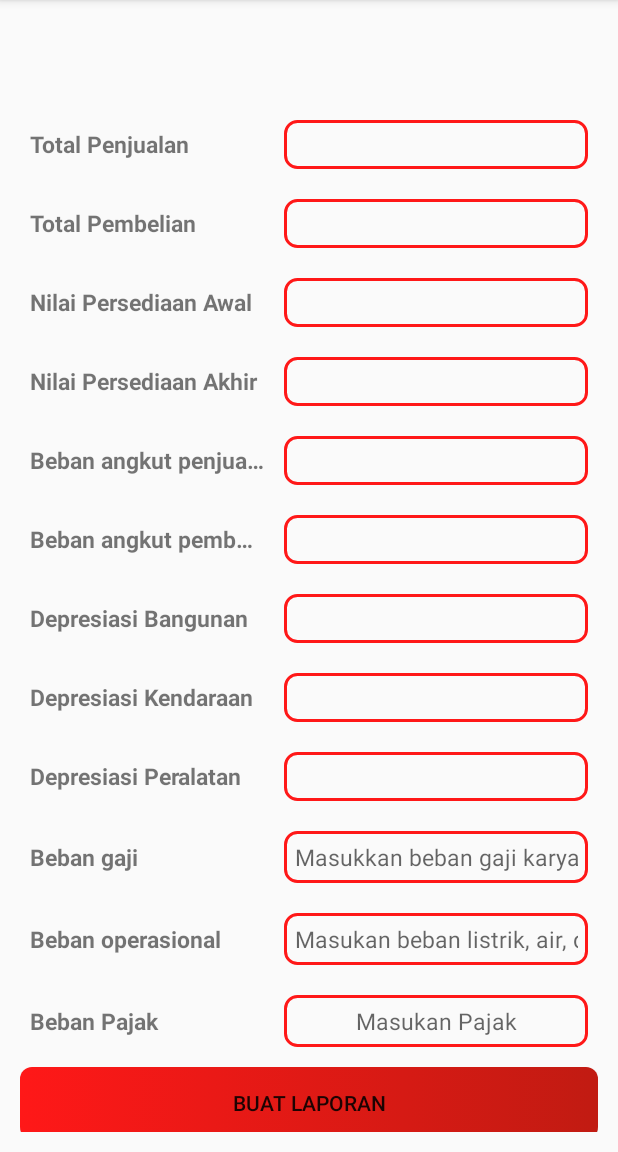
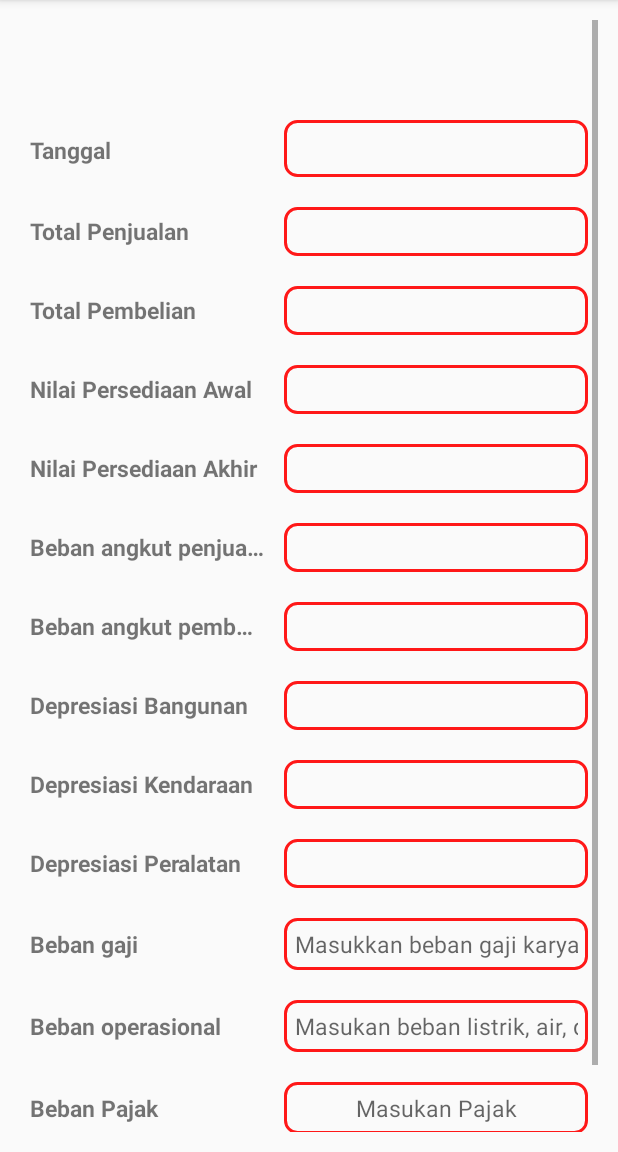
Before and after one commit to hanifabdullah21/BlackSandPOSApp, an Android app: the ReportMonthlyActivity screen opened directly, with no data from a screen before it, on a phone screen of 412 x 824 dp, the part 84-1236 px from its top. Run offline under Robolectric (Android 15) with nearby library versions, the phone set to English and light mode, and no system bars; our stand-ins replace RxJava, sdp/ssp sizes; libraries missing offline, so code that uses them is left out: com.itextpdf.text; network calls fail; 1 statement that could not run was skipped.

Commit message:
version 9

```diff
--- a/app/src/main/java/com/singpaulee/blacksandapp/activities/report/JournalActivity.kt
+++ b/app/src/main/java/com/singpaulee/blacksandapp/activities/report/JournalActivity.kt
@@ -24,6 +24,7 @@ import kotlinx.android.synthetic.main.activity_journal.*
 import org.jetbrains.anko.backgroundDrawable
 import org.jetbrains.anko.padding
 import org.jetbrains.anko.toast
+import java.util.*
 
 class JournalActivity : AppCompatActivity() {
 
@@ -60,6 +61,7 @@ class JournalActivity : AppCompatActivity() {
                 if (it.status?.success as Boolean) {
                     Log.d(TAG, "result list " + it.result?.toString())
                     listJournal = it.result
+                    listJournal?.reverse()
                     setupTable()
                 } else {
                     toast("Gagal mendapatkan riwayat laporan")
--- a/app/src/main/java/com/singpaulee/blacksandapp/activities/report/ReportMonthlyActivity.kt
+++ b/app/src/main/java/com/singpaulee/blacksandapp/activities/report/ReportMonthlyActivity.kt
@@ -147,6 +147,7 @@ class ReportMonthlyActivity : AppCompatActivity() {
         reportJson.addProperty("tanggal", reportDataModel?.tanggal)
         reportJson.addProperty("pembelian", reportDataModel?.pembelian.toString())
         reportJson.addProperty("penjualan", reportDataModel?.penjualan.toString())
+        reportJson.addProperty("tgl", rma_edt_date.text.toString())
         reportJson.add("beban_angkut", JsonParser().parse(jsonTransportLoad).asJsonObject)
         reportJson.add("persediaan", JsonParser().parse(jsonReportStock).asJsonObject)
         reportJson.add("depresiasi", JsonParser().parse(jsonDepreciation).asJsonObject)
--- a/app/src/main/java/com/singpaulee/blacksandapp/activities/transaction/DebtRepaymentActivity.kt
+++ b/app/src/main/java/com/singpaulee/blacksandapp/activities/transaction/DebtRepaymentActivity.kt
@@ -159,7 +159,11 @@ class DebtRepaymentActivity : AppCompatActivity() {
 
         val getListItem: Observable<DebtResultModel>? = RestConfig.retrofit
             .create<ApiInterface>(ApiInterface::class.java)
-            .postRepayment(header, transactionModel?.id!!, dra_edt_debit.text.toString().replace(",", "").toInt(), "")
+            .postRepayment(header,
+                transactionModel?.id!!,
+                dra_edt_debit.text.toString().replace(",", "").toInt(),
+                "",
+                dra_edt_date.text.toString())
 
         getListItem?.subscribeOn(Schedulers.newThread())?.observeOn(AndroidSchedulers.mainThread())
             ?.subscribe({ t: DebtResultModel? ->
--- a/app/src/main/java/com/singpaulee/blacksandapp/activities/transaction/TransactionAddBuyActivity.kt
+++ b/app/src/main/java/com/singpaulee/blacksandapp/activities/transaction/TransactionAddBuyActivity.kt
@@ -286,6 +286,7 @@ class TransactionAddBuyActivity : AppCompatActivity() {
         transansactionJson.addProperty("tanggal_tempo", dateYMD)
         transansactionJson.addProperty("beban_angkut", freightCost)
         transansactionJson.addProperty("lunas", indexPaidOff)
+        transansactionJson.addProperty("tgl", atba_edt_date.text.toString())
         transansactionJson.add("barang", JsonParser().parse(model).asJsonArray)
 
         Log.d(TAG, transansactionJson.toString())
--- a/app/src/main/java/com/singpaulee/blacksandapp/fragment/AddAssetFragment.kt
+++ b/app/src/main/java/com/singpaulee/blacksandapp/fragment/AddAssetFragment.kt
@@ -82,7 +82,8 @@ class AddAssetFragment : Fragment() {
                 rootView.aaf_edt_name.text.toString(),
                 category!!.toLowerCase(),
                 rootView.aaf_edt_price.text.toString().toInt(),
-                age!!
+                age!!,
+                rootView.aaf_edt_date.text.toString()
             )
 
         postAsset.subscribeOn(Schedulers.newThread())
--- a/app/src/main/java/com/singpaulee/blacksandapp/fragment/PriveFragment.kt
+++ b/app/src/main/java/com/singpaulee/blacksandapp/fragment/PriveFragment.kt
@@ -101,8 +101,8 @@ class PriveFragment : Fragment() {
             .postPrive(
                 header,
                 rootView.pf_edt_value.text.toString().toInt(),
-                rootView.pf_edt_information.text.toString()
-//                rootView.pf_edt_date.text.toString()
+                rootView.pf_edt_information.text.toString(),
+                rootView.pf_edt_date.text.toString()
             )
 
         prive.subscribeOn(Schedulers.newThread())
--- a/app/src/main/java/com/singpaulee/blacksandapp/helper/HelperJournalClass.kt
+++ b/app/src/main/java/com/singpaulee/blacksandapp/helper/HelperJournalClass.kt
@@ -34,7 +34,7 @@ class HelperJournalClass() {
             var year = sdf.format(dateFirst)
             monthYear = year+"-"+dateFinal
 
-            if (!list.any{x-> x.date == monthYear}){
+            if (!listJournalDate.any{x-> x.date == monthYear}){
                 var model = JournalModel(date = monthYear, month = month , year = year)
                 listJournalDate.add(model)
             }
--- a/app/src/main/java/com/singpaulee/blacksandapp/rest/ApiInterface.kt
+++ b/app/src/main/java/com/singpaulee/blacksandapp/rest/ApiInterface.kt
@@ -35,8 +35,8 @@ interface ApiInterface {
     fun postPrive(
         @Header("Authorization") header: String,
         @Field("prive") prive: Int,
-        @Field("keterangan") keterangan: String
-//        @Field("tgl") tanggal: String
+        @Field("keterangan") keterangan: String,
+        @Field("tgl") tanggal: String
     ): Observable<FinancialResultModel>
 
     @GET("profil/keuangan")
@@ -54,6 +54,7 @@ interface ApiInterface {
     fun getListJournalByDate(
         @Header("Authorization") header: String,
         @Query("tanggal") date: String
+//        @Query("latest") latest: String
     ): Observable<JournalResultListModel>
 
     /*================================ I T E M ========================================*/
@@ -168,7 +169,8 @@ interface ApiInterface {
         @Header("Authorization") header: String,
         @Path("id") transactionID: Int,
         @Field("nilai") value: Int,
-        @Field("keterangan") information: String
+        @Field("keterangan") information: String,
+        @Field("tgl") tgl: String
     ): Observable<DebtResultModel>
 
     /*================================ A S S E T ========================================*/
@@ -180,7 +182,8 @@ interface ApiInterface {
         @Field("nama") nama: String,
         @Field("kategori") kategori: String,
         @Field("nilai") nilai: Int,
-        @Field("umur") umur: Int
+        @Field("umur") umur: Int,
+        @Field("tgl") tanggal: String
     ): Observable<AssetResultModel>
 
     @GET("asset")
--- a/app/src/main/res/layout/activity_report_monthly.xml
+++ b/app/src/main/res/layout/activity_report_monthly.xml
@@ -25,6 +25,34 @@
             android:layout_height="wrap_content"
             android:textSize="@dimen/_14sdp"
             tools:text="Laporan bulan ini telah dibuat" />
+
+        <LinearLayout
+            android:layout_width="match_parent"
+            android:layout_height="wrap_content"
+            android:layout_marginBottom="@dimen/_10sdp"
+            android:paddingLeft="@dimen/_5sdp"
+            android:paddingTop="@dimen/_5sdp"
+            android:paddingRight="@dimen/_5sdp">
+
+            <TextView
+                android:layout_width="@dimen/_120sdp"
+                android:layout_height="wrap_content"
+                android:layout_marginRight="@dimen/_10sdp"
+                android:gravity="center_vertical"
+                android:text="Tanggal"
+                android:textSize="@dimen/_12sdp"
+                android:textStyle="bold" />
+
+            <EditText
+                android:id="@+id/rma_edt_date"
+                android:layout_width="match_parent"
+                android:layout_height="wrap_content"
+                android:background="@drawable/background_edittext"
+                android:gravity="center"
+                android:padding="@dimen/_5sdp"
+                android:singleLine="true"
+                tools:text="MMMMMMMMMMMMMMMMMMMMMMM" />
+        </LinearLayout>
 
         <LinearLayout
             android:layout_width="match_parent"
--- a/app/src/main/res/layout/fragment_prive.xml
+++ b/app/src/main/res/layout/fragment_prive.xml
@@ -54,9 +54,7 @@
                     android:inputType="textMultiLine" />
             </LinearLayout>
 
-            <LinearLayout
-                style="@style/style_linear_layout_detail"
-                android:visibility="gone">
+            <LinearLayout style="@style/style_linear_layout_detail">
 
                 <TextView
                     style="@style/style_textview_detail_title_component"
```
Also changed, not shown: app/src/main/java/com/singpaulee/blacksandapp/activities/transaction/TransactionAddSellActivity.kt (+8 -7 lines), app/src/main/res/layout/activity_debt_repayment.xml (+19 -1 lines), app/src/main/res/layout/activity_transaction_add_buy.xml (+29 -0 lines), app/src/main/res/layout/activity_transaction_add_sell.xml (+30 -0 lines), app/src/main/res/layout/fragment_add_asset.xml (+12 -0 lines).
